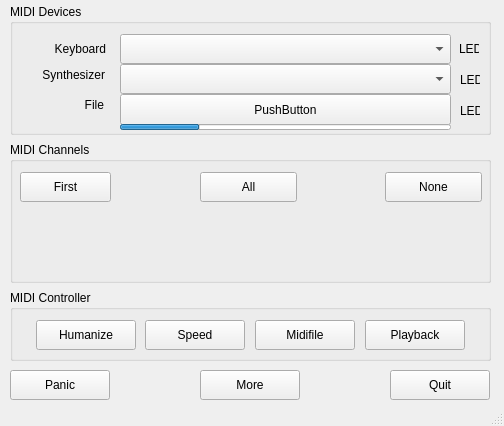
Before: the Qt Designer form src/mainwindow.ui in obook/I-like-Chopin, drawn with Qt 5.
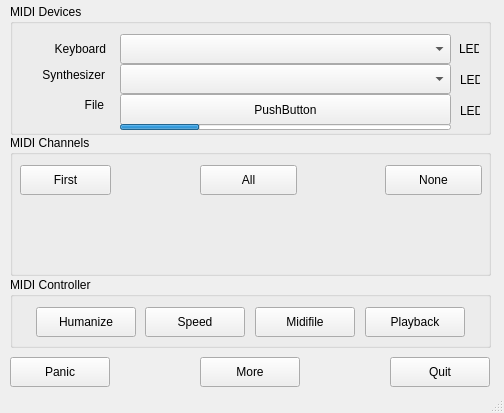
After: the same form once the commit is applied.

Patch:
```diff
--- a/src/mainwindow.ui
+++ b/src/mainwindow.ui
@@ -7,7 +7,7 @@
     <x>0</x>
     <y>0</y>
     <width>504</width>
-    <height>426</height>
+    <height>413</height>
    </rect>
   </property>
   <property name="acceptDrops">
@@ -21,7 +21,7 @@
     <property name="geometry">
      <rect>
       <x>390</x>
-      <y>370</y>
+      <y>357</y>
       <width>100</width>
       <height>30</height>
      </rect>
@@ -186,7 +186,7 @@
     <property name="geometry">
      <rect>
       <x>10</x>
-      <y>142</y>
+      <y>135</y>
       <width>481</width>
       <height>141</height>
      </rect>
@@ -249,7 +249,7 @@
     <property name="geometry">
      <rect>
       <x>10</x>
-      <y>370</y>
+      <y>357</y>
       <width>100</width>
       <height>30</height>
      </rect>
@@ -262,7 +262,7 @@
     <property name="geometry">
      <rect>
       <x>10</x>
-      <y>290</y>
+      <y>277</y>
       <width>481</width>
       <height>71</height>
      </rect>
@@ -345,7 +345,7 @@
     <property name="geometry">
      <rect>
       <x>200</x>
-      <y>370</y>
+      <y>357</y>
       <width>100</width>
       <height>30</height>
      </rect>
```
